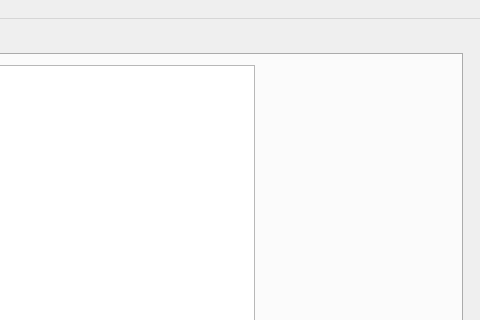
This is GerberViewer/GerberViewerGUIinQT/GerberViewer/mainwindow.ui in nikpan1/GerberViewer as Qt 5 draws it before an edit; both pictures show x 278 to 758 and y 0 to 320 of the 758 by 428 pixel window. The edited form follows.
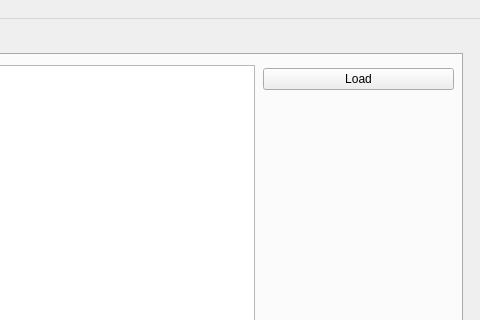
This is the edited form.

Diff of the .ui file:
```diff
--- a/GerberViewer/GerberViewerGUIinQT/GerberViewer/mainwindow.ui
+++ b/GerberViewer/GerberViewerGUIinQT/GerberViewer/mainwindow.ui
@@ -49,13 +49,32 @@
       <property name="geometry">
        <rect>
         <x>529</x>
-        <y>9</y>
+        <y>49</y>
         <width>191</width>
-        <height>321</height>
+        <height>281</height>
        </rect>
       </property>
       <layout class="QHBoxLayout" name="horizontalLayout_4"/>
      </widget>
+     <widget class="QWidget" name="verticalLayoutWidget">
+      <property name="geometry">
+       <rect>
+        <x>529</x>
+        <y>9</y>
+        <width>191</width>
+        <height>31</height>
+       </rect>
+      </property>
+      <layout class="QVBoxLayout" name="verticalLayout">
+       <item>
+        <widget class="QPushButton" name="LoadGerberFile">
+         <property name="text">
+          <string>Load</string>
+         </property>
+        </widget>
+       </item>
+      </layout>
+     </widget>
     </widget>
     <widget class="QWidget" name="tab_2">
      <attribute name="title">
```
